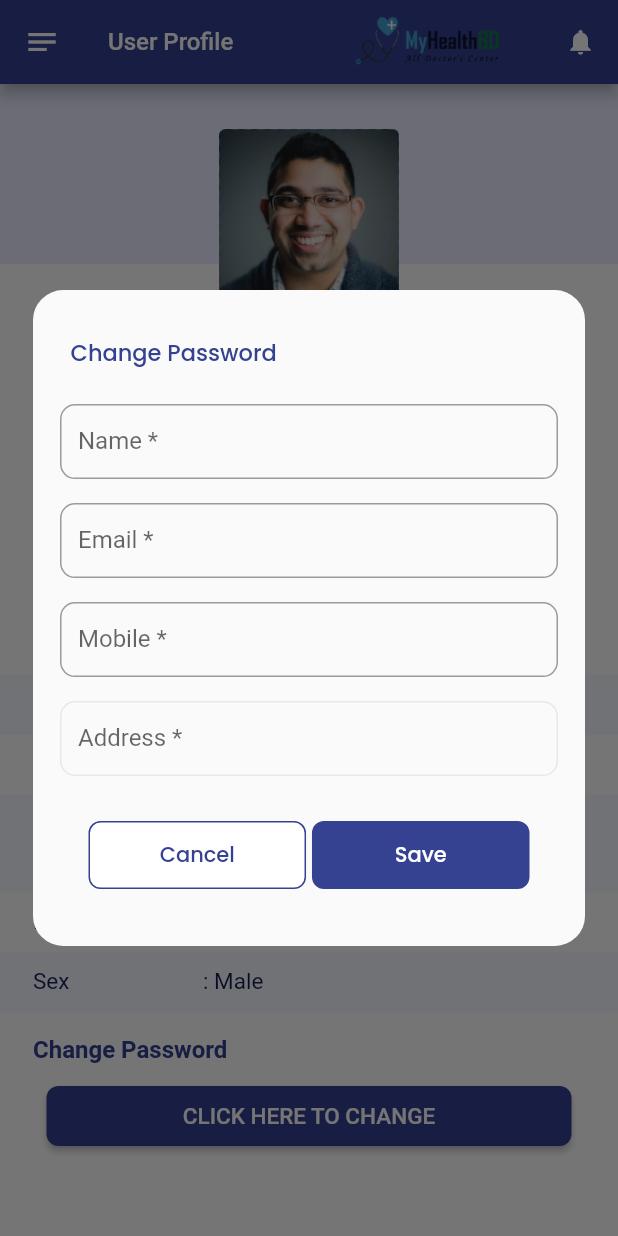
After one commit to kakon007/demoDoc, a Flutter app: the UserProfile screen opened directly, after a tap on "Edit info", on a phone screen of 412 x 824 dp. The commit adds this screen. Run offline on Flutter 3.47's test engine with Material 2 defaults, Android fonts, the phone set to English and light mode, and no system bars; our stand-ins replace dropdown_search, flutter_speed_dial, flutter_svg, flutter_typeahead, font_awesome_flutter, google_fonts and 7 more; missing offline and left inert: dart:ffi, dashed_container, flutter_webview_plugin, multi_select_item, notustohtml, quill_delta and 2 more; network calls fail; statements that could not run were skipped.

Commit message:
Prompt of change pass and edit pro

```diff
--- a/lib/features/user_profile/view/user_profile_screen.dart
+++ b/lib/features/user_profile/view/user_profile_screen.dart
@@ -3,6 +3,9 @@ import 'dart:ffi';
 import 'package:flutter/material.dart';
 import 'package:google_fonts/google_fonts.dart';
 import 'package:hexcolor/hexcolor.dart';
+import 'package:myhealthbd_app/features/constant.dart';
+import 'package:myhealthbd_app/features/user_profile/widgets/change_password_prompt.dart';
+import 'package:myhealthbd_app/features/user_profile/widgets/edit_profile_prompt.dart';
 
 class UserProfile extends StatefulWidget {
   @override
@@ -10,6 +13,10 @@ class UserProfile extends StatefulWidget {
 }
 
 class _UserProfileState extends State<UserProfile> {
+  BorderRadiusGeometry radius = BorderRadius.only(
+    topLeft: Radius.circular(25.0),
+    topRight: Radius.circular(25.0),
+  );
   @override
   Widget build(BuildContext context) {
     return Scaffold(
@@ -193,7 +200,11 @@ class _UserProfileState extends State<UserProfile> {
                          children: [
                            Text("Personal Info",style:GoogleFonts.roboto(color:HexColor('#354291'),fontSize: 16,fontWeight: FontWeight.bold),),
                            Spacer(),
-                           Container(
+                           InkWell(
+                             onTap:(){
+                               _showAlertDialogForEditProfile(context);
+                             } ,
+                             child: Container(
                                width: 55,
                                height: 20,
                                decoration: BoxDecoration(
@@ -201,6 +212,7 @@ class _UserProfileState extends State<UserProfile> {
                                  borderRadius: BorderRadius.circular(5),
                                ),
                                child: Center(child: Text("Edit info",style:  GoogleFonts.roboto(color: HexColor('#354291'),fontSize: 8),)),
+                             ),
                            )
                          ],
                        ),
@@ -270,7 +282,11 @@ class _UserProfileState extends State<UserProfile> {
                        ),
                      ),
                      SizedBox(height:15 ,),
-                     Material(
+                     InkWell(
+                       onTap: (){
+                         _showAlertDialogForPassword(context);
+                       },
+                       child: Material(
                          elevation: 2  ,
                          shape: RoundedRectangleBorder(borderRadius: BorderRadius.circular(8)),
                          color: HexColor("#354291"),
@@ -283,6 +299,7 @@ class _UserProfileState extends State<UserProfile> {
                                children: [
                                  Text("CLICK HERE TO CHANGE",style: GoogleFonts.roboto(color: Colors.white,fontSize: 15,fontWeight: FontWeight.w500),),
                                ],
+                             ),
                            ),
                          ),
                        ),
@@ -332,5 +349,22 @@ class _UserProfileState extends State<UserProfile> {
         ),
       ),
     );
+
   }
+  void _showAlertDialogForPassword(BuildContext context) {
+    showDialog(
+        context: context,
+        builder: (context) {
+          return ChangePasswordAlert();
+        });
   }
+
+  void _showAlertDialogForEditProfile(BuildContext context) {
+    showDialog(
+        context: context,
+        builder: (context) {
+          return EditProfileAlert();
+        });
+  }
+
+}
--- /dev/null
+++ b/lib/features/user_profile/widgets/edit_profile_prompt.dart
@@ -0,0 +1,256 @@
+import 'package:flutter/cupertino.dart';
+import 'package:flutter/material.dart';
+import 'package:google_fonts/google_fonts.dart';
+import 'package:hexcolor/hexcolor.dart';
+import 'package:myhealthbd_app/main_app/resource/colors.dart';
+import 'package:myhealthbd_app/main_app/resource/strings_resource.dart';
+import 'package:myhealthbd_app/main_app/views/widgets/SignUpField.dart';
+class EditProfileAlert extends StatefulWidget {
+  @override
+  _EditProfileAlertState createState() => _EditProfileAlertState();
+}
+
+class _EditProfileAlertState extends State<EditProfileAlert> {
+  final _username = TextEditingController();
+  final _password = TextEditingController();
+  final _confirmPassword = TextEditingController();
+  final _formKey = new GlobalKey<FormState>();
+  @override
+  Widget build(BuildContext context) {
+    var width = MediaQuery.of(context).size.width * 0.44;
+    var name = Directionality(
+        textDirection: TextDirection.ltr,
+        child: Theme(
+          data: new ThemeData(
+            primaryColor: Colors.grey,
+            //primaryColorDark: Colors.grey,
+          ),
+          child: Container(
+            margin:  EdgeInsets.only(top: 8,bottom: 8,right: 3,left: 3),
+            height: 50,
+            child: TextField(
+              decoration: new InputDecoration(
+                focusedBorder: OutlineInputBorder(
+                  borderSide:
+                  BorderSide(color: Colors.grey.withOpacity(0.2), width: 1.0),
+                    borderRadius: BorderRadius.circular(10)
+                ),
+                  border: new OutlineInputBorder(
+                    borderRadius: BorderRadius.circular(10),
+                      //borderSide: new BorderSide(color: Colors.teal.withOpacity(0.3))
+                  ),
+                  labelText: 'Name *',
+                 ),
+            ),
+          ),
+        )
+    );
+    var email = Directionality(
+        textDirection: TextDirection.ltr,
+        child: Theme(
+          data: new ThemeData(
+            primaryColor: Colors.grey,
+            //primaryColorDark: Colors.grey,
+          ),
+          child: Container(
+            margin:  EdgeInsets.only(top: 8,bottom: 8,right: 3,left: 3),
+            height: 50,
+            child: TextField(
+              decoration: new InputDecoration(
+                focusedBorder: OutlineInputBorder(
+                    borderSide:
+                    BorderSide(color: Colors.grey.withOpacity(0.2), width: 1.0),
+                    borderRadius: BorderRadius.circular(10)
+                ),
+                border: new OutlineInputBorder(
+                  borderRadius: BorderRadius.circular(10),
+                  //borderSide: new BorderSide(color: Colors.teal.withOpacity(0.3))
+                ),
+                labelText: 'Email *',
+              ),
+            ),
+          ),
+        )
+    );
+    var mobile = Directionality(
+        textDirection: TextDirection.ltr,
+        child: Theme(
+          data: new ThemeData(
+            primaryColor: Colors.grey,
+            //primaryColorDark: Colors.grey,
+          ),
+          child: Container(
+            margin:  EdgeInsets.only(top: 8,bottom: 8,right: 3,left: 3),
+            height: 50,
+            child: TextField(
+              decoration: new InputDecoration(
+                focusedBorder: OutlineInputBorder(
+                    borderSide:
+                    BorderSide(color: Colors.grey.withOpacity(0.2), width: 1.0),
+                    borderRadius: BorderRadius.circular(10)
+                ),
+                border: new OutlineInputBorder(
+                  borderRadius: BorderRadius.circular(10),
+                  //borderSide: new BorderSide(color: Colors.teal.withOpacity(0.3))
+                ),
+                labelText: 'Mobile *',
+              ),
+            ),
+          ),
+        )
+    );
+    var address = Directionality(
+        textDirection: TextDirection.ltr,
+        child: Theme(
+          data: new ThemeData(
+            primaryColor: Colors.grey.withOpacity(0.1),
+            //primaryColorDark: Colors.grey,
+          ),
+          child: Container(
+            margin:  EdgeInsets.only(top: 8,bottom: 8,right: 3,left: 3),
+            height: 50,
+            child: TextField(
+              decoration: new InputDecoration(
+                focusedBorder: OutlineInputBorder(
+                    borderSide:
+                    BorderSide(color: Colors.grey.withOpacity(0.2), width: 1.0),
+                    borderRadius: BorderRadius.circular(10)
+                ),
+                enabledBorder: OutlineInputBorder(
+                    borderSide:
+                    BorderSide(color: Colors.grey.withOpacity(0.2), width: 1.0),
+                    borderRadius: BorderRadius.circular(10)
+                ),
+                border: new OutlineInputBorder(
+                  borderRadius: BorderRadius.circular(10),
+                  //borderSide: new BorderSide(color: Colors.teal.withOpacity(0.3))
+                ),
+                labelText: 'Address *',
+              ),
+            ),
+          ),
+        )
+    );
+    // var newPassword = SignUpFormField(
+    //   labelText: "New Password",
+    //   isRequired: true,
+    //   obSecure: true,
+    //   controller: _password,
+    //   margin: EdgeInsets.only(top: 8,bottom: 8,right: 3,left: 3),
+    //   contentPadding: EdgeInsets.all(15),
+    //   hintText: 'Confirm Password',
+    // );
+    // var confirmPassword = SignUpFormField(
+    //   labelText: "Confirm Password",
+    //   isRequired: true,
+    //   obSecure: true,
+    //   controller: _confirmPassword,
+    //   margin: EdgeInsets.only(top: 8,bottom: 8,right: 3,left: 3),
+    //   contentPadding: EdgeInsets.all(15),
+    //   hintText: 'Confirm Password',
+    // );
+    return Center(
+        child: SingleChildScrollView(
+          child: Center(
+            child: Container(
+              padding:  EdgeInsets.symmetric(horizontal: 16, vertical: 8),
+              constraints: BoxConstraints(maxWidth: 400, maxHeight: width*2.5),
+              child: Material(
+                shape: RoundedRectangleBorder(
+                  borderRadius: BorderRadius.circular(20),
+                ),
+                child: Padding(
+                  padding: const EdgeInsets.only(top: 30.0),
+                  child: Column(
+                    // crossAxisAlignment: CrossAxisAlignment.start,
+                    // mainAxisSize: MainAxisSize.min,
+                      children: [
+                        Padding(
+                          padding: const EdgeInsets.only(left: 25.0,right: 25, bottom: 15),
+                          child: Row(
+                            children: <Widget>[
+                              Container(
+                                // padding: new EdgeInsets.all(10.0),
+                                decoration: new BoxDecoration(
+                                ),
+                                child: new Text(
+                                  'Change Password',
+                                  style: GoogleFonts.poppins(
+                                      color: AppTheme.appbarPrimary,
+                                      fontSize: 15.0,
+                                      fontWeight: FontWeight.w500
+                                  ),
+                                  textAlign: TextAlign.center,
+                                ),
+                              ),
+                            ],
+                          ),
+                        ),
+                        Padding(
+                          padding: const EdgeInsets.only(left: 15.0, right: 15),
+                          child: Column(
+                            crossAxisAlignment: CrossAxisAlignment.start,
+                            children: [
+                              name,
+                              email,
+                              mobile,
+                              address,
+                              Padding(
+                                padding: const EdgeInsets.only(left: 22.0, right: 22, top: 22),
+                                child: Row(
+                                  mainAxisAlignment:
+                                  MainAxisAlignment.spaceBetween,
+                                  children: [
+                                    SizedBox(
+                                      width: width * .8,
+                                      height: width * .25,
+                                      child: FlatButton(
+                                        onPressed: () {
+                                          Navigator.pop(context);
+                                        },
+                                        textColor:  AppTheme.appbarPrimary,
+                                        color: HexColor("#FFFFFF"),
+                                        shape: RoundedRectangleBorder(
+                                            borderRadius:
+                                            BorderRadius.circular(8),
+                                            side: BorderSide(
+                                                color: AppTheme
+                                                    .appbarPrimary,
+                                                width: 1)),
+                                        child: Text(
+                                          StringResources.cancelText,
+                                          style: GoogleFonts.poppins(),
+                                        ),
+                                      ),
+                                    ),
+                                    SizedBox(
+                                      width: width * .8,
+                                      height: width * .25,
+                                      child: FlatButton(
+                                        textColor: Colors.white,
+                                        onPressed: () {},
+                                        color:  AppTheme.appbarPrimary,
+                                        shape: RoundedRectangleBorder(
+                                          borderRadius:
+                                          BorderRadius.circular(8),
+                                        ),
+                                        child: Text(
+                                          "Save",
+                                          style: GoogleFonts.poppins(),
+                                        ),
+                                      ),
+                                    )
+                                  ],
+                                ),
+                              ),
+                            ],
+                          ),
+                        ),
+                      ] ),
+                ),
+              ),
+            ),
+          ),
+        ));
+  }
+}
```
Also changed, not shown: lib/features/user_profile/widgets/change_password_prompt.dart (added, +150 -0 lines). Lines whose indentation alone changed are shown as unchanged.
